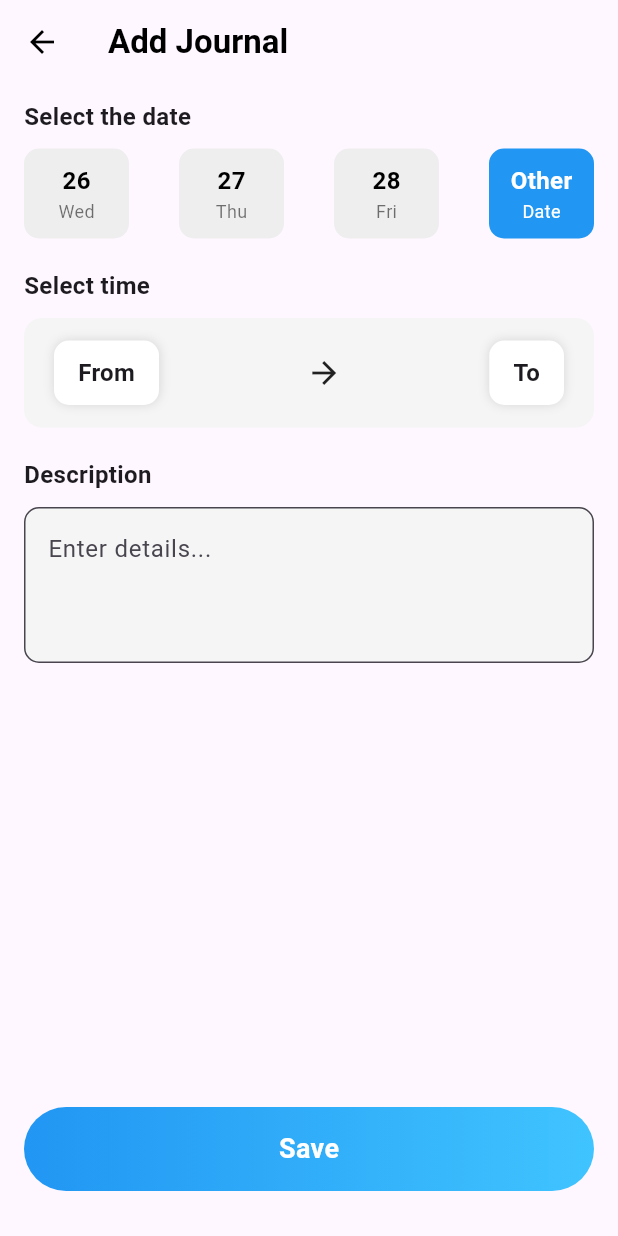
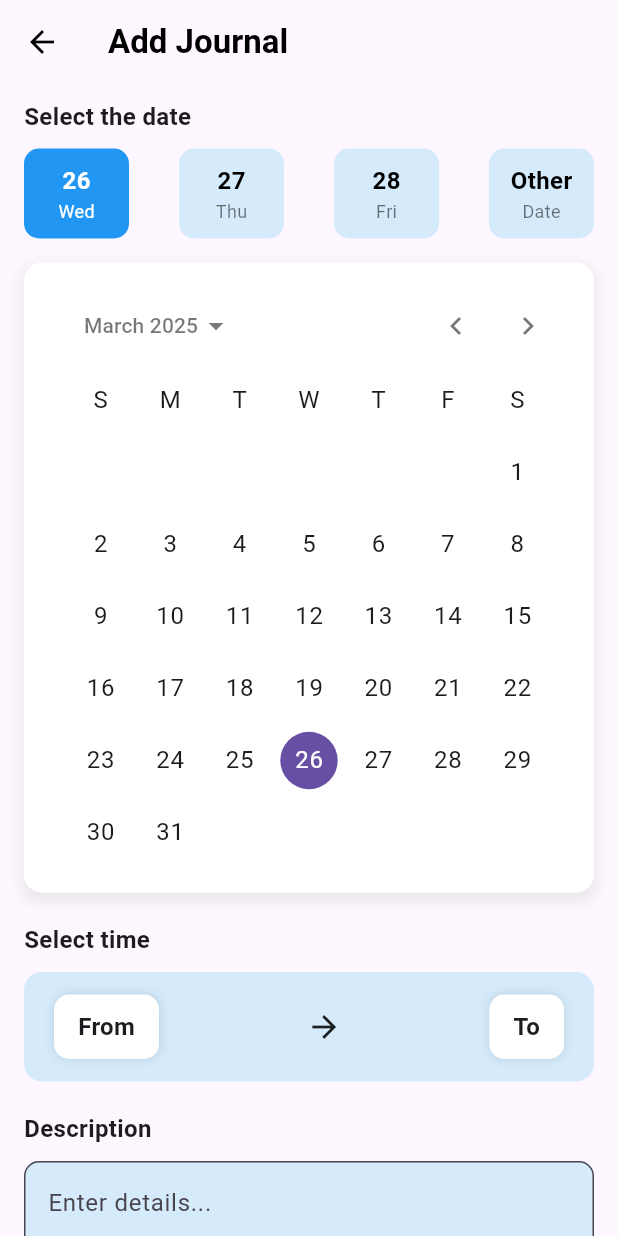
Before and after one commit to azzachater/fish_app, a Flutter app: the AddJournalPage screen opened directly, after a tap on "Other", on a phone screen of 412 x 824 dp. Run offline on Flutter 3.47's test engine with Material 3 defaults, Android fonts, the phone set to English and light mode, and no system bars; our stand-ins replace get, google_nav_bar, image_picker, table_calendar; missing offline and left inert: flutter_osm_plugin.

Commit message:
marketplace , navBar , journal, map

```diff
--- a/lib/controller/add_journal_controller.dart
+++ b/lib/controller/add_journal_controller.dart
@@ -1,28 +1,61 @@
 import 'package:flutter/material.dart';
 import 'package:get/get.dart';
+import 'package:intl/intl.dart';
 
 class AddJournalController extends GetxController {
-  var selectedDateIndex = 1.obs;
-  var fromTime = Rx<TimeOfDay?>(null);
-  var toTime = Rx<TimeOfDay?>(null);
-  var descriptionController = TextEditingController();
+  // États observables
+  final selectedDateIndex = 0.obs;
+  final showCalendar = false.obs;
+  final fromTime = Rx<TimeOfDay?>(null);
+  final toTime = Rx<TimeOfDay?>(null);
+  final selectedDate = Rx<DateTime?>(DateTime.now());
+  final descriptionController = TextEditingController();
+  final isSaving = false.obs;
 
-  List<Map<String, String>> getDates() {
-    DateTime now = DateTime.now();
+  // Validation du formulaire
+  RxBool get isFormValid =>
+      (fromTime.value != null &&
+              toTime.value != null &&
+              descriptionController.text.isNotEmpty &&
+              selectedDate.value != null)
+          .obs;
+
+  // Liste des dates disponibles
+  List<Map<String, dynamic>> getDates() {
+    final now = DateTime.now();
     return List.generate(3, (index) {
-      DateTime date = now.add(Duration(days: index));
+      final date = now.add(Duration(days: index));
       return {
-        "day": "${date.day}",
-        "weekday":
-            ["Mon", "Tue", "Wed", "Thu", "Fri", "Sat", "Sun"][date.weekday - 1],
+        "date": date.toIso8601String(),
+        "day": DateFormat('d').format(date),
+        "weekday": DateFormat('E').format(date),
       };
     });
   }
 
+  // Sélection d'une heure
   Future<void> selectTime(BuildContext context, bool isFrom) async {
-    TimeOfDay? picked = await showTimePicker(
+    final initialTime =
+        isFrom
+            ? fromTime.value ?? TimeOfDay.now()
+            : toTime.value ?? TimeOfDay.now();
+
+    final picked = await showTimePicker(
       context: context,
-      initialTime: TimeOfDay.now(),
+      initialTime: initialTime,
+      builder: (context, child) {
+        return Theme(
+          data: Theme.of(context).copyWith(
+            colorScheme: const ColorScheme.light(
+              primary: Colors.blue,
+              onPrimary: Colors.white,
+              surface: Colors.white,
+              onSurface: Colors.black,
+            ),
+          ),
+          child: child!,
+        );
+      },
     );
 
     if (picked != null) {
@@ -34,28 +67,19 @@ class AddJournalController extends GetxController {
     }
   }
 
+  // Sélection d'une date personnalisée
+  void selectCustomDate(DateTime date) {
+    selectedDate.value = date;
+    toggleCalendar(); // Masquer le calendrier
+  }
+
+  // Basculer l'affichage du calendrier
+  void toggleCalendar() {
+    showCalendar.value = !showCalendar.value;
+  }
+
+  // Sauvegarder le journal
   void saveJournal() {
-    if (fromTime.value == null ||
-        toTime.value == null ||
-        descriptionController.text.isEmpty) {
-      Get.snackbar(
-        "Error",
-        "Please fill all fields",
-        snackPosition: SnackPosition.BOTTOM,
-        backgroundColor: Colors.blue,
-        colorText: Colors.white,
-      );
-      return;
-    }
-
-    Get.snackbar(
-      "Success",
-      "Journal saved successfully!",
-      snackPosition: SnackPosition.BOTTOM,
-      backgroundColor: Colors.green,
-      colorText: Colors.white,
-    );
-
-    Get.back(); // Retour à la page précédente
+    // Logique pour sauvegarder les informations du journal
   }
 }
--- a/lib/main.dart
+++ b/lib/main.dart
@@ -1,4 +1,3 @@
-import 'package:fish_app/controller/add_cart_controller.dart';
 import 'package:fish_app/controller/cart_controller.dart';
 import 'package:fish_app/controller/favorite_controller.dart';
 import 'package:fish_app/main_screen.dart';
--- a/lib/screens/add_journal_page.dart
+++ b/lib/screens/add_journal_page.dart
@@ -7,7 +7,7 @@ class AddJournalPage extends StatelessWidget {
 
   @override
   Widget build(BuildContext context) {
-    List<Map<String, String>> dates = controller.getDates();
+    List<Map<String, dynamic>> dates = controller.getDates();
 
     return Scaffold(
       appBar: AppBar(
@@ -26,7 +26,9 @@ class AddJournalPage extends StatelessWidget {
           onPressed: () => Get.back(),
         ),
       ),
-      body: Padding(
+      body: SingleChildScrollView(
+        // Envelopper le contenu dans un SingleChildScrollView pour le rendre défilable
+        child: Padding(
           padding: const EdgeInsets.symmetric(horizontal: 16, vertical: 10),
           child: Column(
             crossAxisAlignment: CrossAxisAlignment.start,
@@ -36,19 +38,41 @@ class AddJournalPage extends StatelessWidget {
                 style: TextStyle(fontSize: 16, fontWeight: FontWeight.bold),
               ),
               const SizedBox(height: 10),
-            //obx est un widget reactif qui met a jour l'interface lorsque Rx(variable) change
+              //obx est un widget réactif qui met à jour l'interface lorsque Rx(variable) change
               Obx(
-              () => Row(
+                () => Column(
+                  children: [
+                    Row(
                       mainAxisAlignment: MainAxisAlignment.spaceBetween,
                       children: List.generate(dates.length + 1, (index) {
-                  bool isSelected = index == controller.selectedDateIndex.value;
+                        bool isSelected =
+                            index == controller.selectedDateIndex.value;
                         return GestureDetector(
-                    onTap: () => controller.selectedDateIndex.value = index,
+                          onTap: () {
+                            if (index == dates.length) {
+                              _showDatePicker(
+                                context,
+                              ); // Afficher le calendrier si "Other" est sélectionné
+                            } else {
+                              controller.selectedDateIndex.value = index;
+                              controller.selectedDate.value = DateTime.parse(
+                                dates[index]["date"],
+                              );
+                            }
+                          },
                           child: Container(
                             width: 70,
                             padding: const EdgeInsets.symmetric(vertical: 10),
                             decoration: BoxDecoration(
-                        color: isSelected ? Colors.blue : Colors.grey.shade200,
+                              color:
+                                  isSelected
+                                      ? Colors.blue
+                                      : const Color.fromARGB(
+                                        255,
+                                        213,
+                                        235,
+                                        251,
+                                      ),
                               borderRadius: BorderRadius.circular(10),
                             ),
                             child: Column(
@@ -61,7 +85,10 @@ class AddJournalPage extends StatelessWidget {
                                   style: TextStyle(
                                     fontSize: 16,
                                     fontWeight: FontWeight.bold,
-                              color: isSelected ? Colors.white : Colors.black,
+                                    color:
+                                        isSelected
+                                            ? Colors.white
+                                            : Colors.black,
                                   ),
                                 ),
                                 Text(
@@ -70,7 +97,10 @@ class AddJournalPage extends StatelessWidget {
                                       : "Date",
                                   style: TextStyle(
                                     fontSize: 12,
-                              color: isSelected ? Colors.white : Colors.black54,
+                                    color:
+                                        isSelected
+                                            ? Colors.white
+                                            : Colors.black54,
                                   ),
                                 ),
                               ],
@@ -78,6 +108,10 @@ class AddJournalPage extends StatelessWidget {
                           ),
                         );
                       }),
+                    ),
+                    if (controller.showCalendar.value)
+                      _buildDatePicker(context),
+                  ],
                 ),
               ),
               const SizedBox(height: 20),
@@ -89,20 +123,25 @@ class AddJournalPage extends StatelessWidget {
               ),
               const SizedBox(height: 10),
               Container(
-              padding: const EdgeInsets.symmetric(vertical: 15, horizontal: 20),
+                padding: const EdgeInsets.symmetric(
+                  vertical: 15,
+                  horizontal: 20,
+                ),
                 decoration: BoxDecoration(
-                color: Colors.grey.shade100,
+                  color: const Color.fromARGB(255, 213, 235, 251),
                   borderRadius: BorderRadius.circular(12),
                 ),
                 child: Row(
                   mainAxisAlignment: MainAxisAlignment.spaceBetween,
                   children: [
                     Obx(
-                    () => _timeButton(context, controller.fromTime.value, true),
+                      () =>
+                          _timeButton(context, controller.fromTime.value, true),
                     ),
                     const Icon(Icons.arrow_forward),
                     Obx(
-                    () => _timeButton(context, controller.toTime.value, false),
+                      () =>
+                          _timeButton(context, controller.toTime.value, false),
                     ),
                   ],
                 ),
@@ -125,11 +164,11 @@ class AddJournalPage extends StatelessWidget {
                     borderRadius: BorderRadius.circular(10),
                   ),
                   filled: true,
-                fillColor: Colors.grey.shade100,
+                  fillColor: const Color.fromARGB(255, 213, 235, 251),
                 ),
               ),
 
-            const Spacer(),
+              const SizedBox(height: 20),
 
               // Save Button
               GestureDetector(
@@ -162,6 +201,7 @@ class AddJournalPage extends StatelessWidget {
             ],
           ),
         ),
+      ),
     );
   }
 
@@ -182,4 +222,38 @@ class AddJournalPage extends StatelessWidget {
       ),
     );
   }
+
+  // Affichage du calendrier
+  void _showDatePicker(BuildContext context) {
+    controller
+        .toggleCalendar(); // Bascule pour afficher ou masquer le calendrier
   }
+
+  // Widget pour le sélecteur de date
+  Widget _buildDatePicker(BuildContext context) {
+    return Container(
+      margin: const EdgeInsets.only(top: 16),
+      padding: const EdgeInsets.all(16),
+      decoration: BoxDecoration(
+        color: Colors.white,
+        borderRadius: BorderRadius.circular(12),
+        boxShadow: [
+          BoxShadow(
+            color: Colors.grey.withOpacity(0.2),
+            spreadRadius: 2,
+            blurRadius: 8,
+            offset: const Offset(0, 4),
+          ),
+        ],
+      ),
+      child: CalendarDatePicker(
+        initialDate: controller.selectedDate.value ?? DateTime.now(),
+        firstDate: DateTime.now().subtract(const Duration(days: 365)),
+        lastDate: DateTime.now().add(const Duration(days: 365)),
+        onDateChanged: (date) {
+          controller.selectCustomDate(date); // Met à jour la date sélectionnée
+        },
+      ),
+    );
+  }
+}
--- a/pubspec.yaml
+++ b/pubspec.yaml
@@ -41,6 +41,7 @@ dependencies:
   flutter_osm_plugin: ^1.3.6
   permission_handler: ^11.0.1
   get: ^4.7.2
+  image_picker: ^1.0.4
 
 dev_dependencies:
   flutter_test:
```
Also changed, not shown: lib/controller/add_product_controller.dart (+9 -4 lines), lib/controller/cart_controller.dart (+23 -24 lines), lib/screens/marketplace/add_product_page.dart (+18 -20 lines), lib/screens/marketplace/cart_page.dart (+14 -12 lines), lib/widgets/data_selector.dart (+7 -6 lines), lib/widgets/image_selector.dart (+35 -11 lines), lib/widgets/save_button.dart (+31 -12 lines), pubspec.lock. Lines whose indentation alone changed are shown as unchanged.
